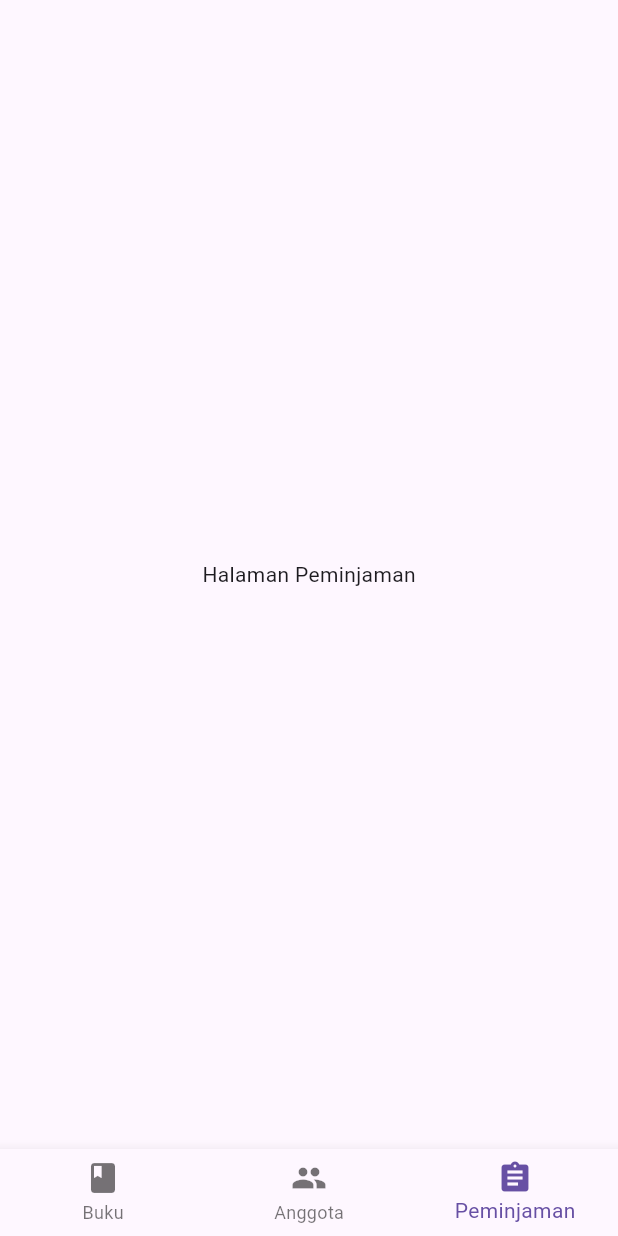
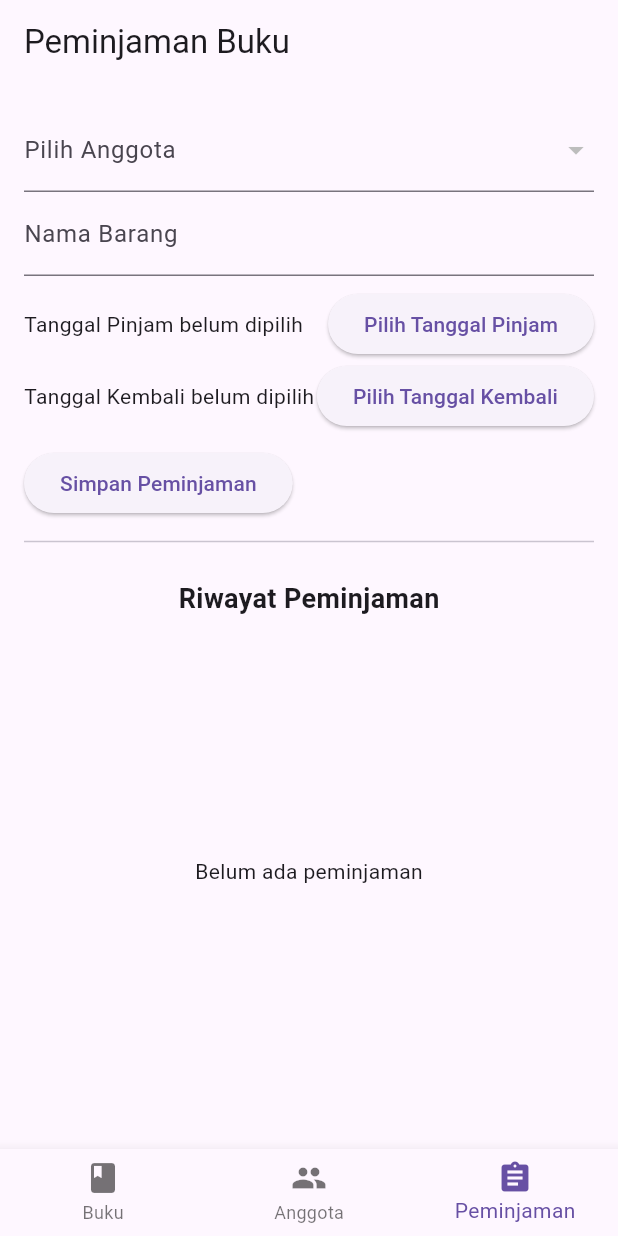
Before and after one commit to mzackyaulya/UasPab2, a Flutter app: the screen it shows after launch, item 3 of the bottom bar chosen, on a phone screen of 412 x 824 dp. Run offline on Flutter 3.47's test engine with Material 3 defaults, Android fonts, the light colour scheme and no system bars; our stand-ins replace cloud_firestore, firebase_core; accounts and stored records are empty.

Commit message:
update peminjaman

```diff
--- a/Perpustakaan/lib/models/peminjaman.dart
+++ b/Perpustakaan/lib/models/peminjaman.dart
@@ -0,0 +1,37 @@
+class Peminjaman {
+  final String id;
+  final String namaAnggota;
+  final String barang;
+  final DateTime tanggalPinjam;
+  final DateTime tanggalKembali;
+
+  Peminjaman({
+    required this.id,
+    required this.namaAnggota,
+    required this.barang,
+    required this.tanggalPinjam,
+    required this.tanggalKembali,
+  });
+
+  // Optional: untuk konversi ke Map (jika ingin disimpan ke database / JSON)
+  Map<String, dynamic> toMap() {
+    return {
+      'id': id,
+      'namaAnggota': namaAnggota,
+      'barang': barang,
+      'tanggalPinjam': tanggalPinjam.toIso8601String(),
+      'tanggalKembali': tanggalKembali.toIso8601String(),
+    };
+  }
+
+  // Optional: untuk konversi dari Map
+  factory Peminjaman.fromMap(Map<String, dynamic> map) {
+    return Peminjaman(
+      id: map['id'],
+      namaAnggota: map['namaAnggota'],
+      barang: map['barang'],
+      tanggalPinjam: DateTime.parse(map['tanggalPinjam']),
+      tanggalKembali: DateTime.parse(map['tanggalKembali']),
+    );
+  }
+}
--- a/Perpustakaan/lib/pages/home_page.dart
+++ b/Perpustakaan/lib/pages/home_page.dart
@@ -14,7 +14,7 @@ class _HomePageState extends State<HomePage> {
   final List<Widget> _pages = [
     BukuPage(),
     AnggotaPage(),
-    PeminjamanPage(),
+    PeminjamanPage(role: 'admin'),
   ];
 
 
--- a/Perpustakaan/lib/pages/peminjaman_page.dart
+++ b/Perpustakaan/lib/pages/peminjaman_page.dart
@@ -1,8 +1,170 @@
 import 'package:flutter/material.dart';
+import 'anggota_page.dart'; // pastikan file anggota_page.dart berisi daftar anggota
 
-class PeminjamanPage extends StatelessWidget {
+class PeminjamanPage extends StatefulWidget {
+  final String role; // "admin" atau "anggota"
+
+  const PeminjamanPage({super.key, required this.role});
+
+  @override
+  State<PeminjamanPage> createState() => _PeminjamanPageState();
+}
+
+class _PeminjamanPageState extends State<PeminjamanPage> {
+  final _formKey = GlobalKey<FormState>();
+  final _barangController = TextEditingController();
+  Anggota? selectedAnggota;
+  DateTime? tanggalPinjam;
+  DateTime? tanggalKembali;
+
+  List<Map<String, dynamic>> riwayatPeminjaman = [];
+
+  void _pilihTanggal(BuildContext context, bool isTanggalPinjam) async {
+    final picked = await showDatePicker(
+      context: context,
+      initialDate: DateTime.now(),
+      firstDate: DateTime(2020),
+      lastDate: DateTime(2100),
+    );
+
+    if (picked != null) {
+      setState(() {
+        if (isTanggalPinjam) {
+          tanggalPinjam = picked;
+        } else {
+          tanggalKembali = picked;
+        }
+      });
+    }
+  }
+
+  void _submitForm() {
+    if (_formKey.currentState!.validate() &&
+        selectedAnggota != null &&
+        tanggalPinjam != null &&
+        tanggalKembali != null) {
+      setState(() {
+        riwayatPeminjaman.add({
+          'anggota': selectedAnggota!.nama,
+          'barang': _barangController.text,
+          'tanggalPinjam': tanggalPinjam,
+          'tanggalKembali': tanggalKembali,
+        });
+        _barangController.clear();
+        selectedAnggota = null;
+        tanggalPinjam = null;
+        tanggalKembali = null;
+      });
+    }
+  }
+
   @override
   Widget build(BuildContext context) {
-    return Center(child: Text("Halaman Peminjaman"));
+    final isAdmin = widget.role == 'admin';
+    final anggotaList = getAnggotaList();
+
+    return Scaffold(
+      appBar: AppBar(title: Text("Peminjaman Buku")),
+      body: Padding(
+        padding: const EdgeInsets.all(16.0),
+        child: Column(
+          children: [
+            if (isAdmin)
+              Form(
+                key: _formKey,
+                child: Column(
+                  crossAxisAlignment: CrossAxisAlignment.start,
+                  children: [
+                    DropdownButtonFormField<Anggota>(
+                      value: selectedAnggota,
+                      decoration: InputDecoration(labelText: 'Pilih Anggota'),
+                      items: anggotaList.map((anggota) {
+                        return DropdownMenuItem(
+                          value: anggota,
+                          child: Text(anggota.nama),
+                        );
+                      }).toList(),
+                      onChanged: (value) {
+                        setState(() {
+                          selectedAnggota = value;
+                        });
+                      },
+                      validator: (value) =>
+                      value == null ? 'Wajib pilih anggota' : null,
+                    ),
+                    TextFormField(
+                      controller: _barangController,
+                      decoration: InputDecoration(labelText: 'Nama Barang'),
+                      validator: (value) =>
+                      value == null || value.isEmpty ? 'Isi nama barang' : null,
+                    ),
+                    const SizedBox(height: 8),
+                    Row(
+                      children: [
+                        Expanded(
+                          child: Text(
+                            tanggalPinjam == null
+                                ? 'Tanggal Pinjam belum dipilih'
+                                : 'Tanggal Pinjam: ${tanggalPinjam!.toLocal()}'.split(' ')[0],
+                          ),
+                        ),
+                        ElevatedButton(
+                          onPressed: () => _pilihTanggal(context, true),
+                          child: Text("Pilih Tanggal Pinjam"),
+                        ),
+                      ],
+                    ),
+                    Row(
+                      children: [
+                        Expanded(
+                          child: Text(
+                            tanggalKembali == null
+                                ? 'Tanggal Kembali belum dipilih'
+                                : 'Tanggal Kembali: ${tanggalKembali!.toLocal()}'.split(' ')[0],
+                          ),
+                        ),
+                        ElevatedButton(
+                          onPressed: () => _pilihTanggal(context, false),
+                          child: Text("Pilih Tanggal Kembali"),
+                        ),
+                      ],
+                    ),
+                    const SizedBox(height: 10),
+                    ElevatedButton(
+                      onPressed: _submitForm,
+                      child: Text("Simpan Peminjaman"),
+                    ),
+                    const Divider(height: 30),
+                  ],
+                ),
+              ),
+            const SizedBox(height: 10),
+            Text(
+              "Riwayat Peminjaman",
+              style: TextStyle(fontSize: 18, fontWeight: FontWeight.bold),
+            ),
+            Expanded(
+              child: riwayatPeminjaman.isEmpty
+                  ? Center(child: Text("Belum ada peminjaman"))
+                  : ListView.builder(
+                itemCount: riwayatPeminjaman.length,
+                itemBuilder: (context, index) {
+                  final item = riwayatPeminjaman[index];
+                  return ListTile(
+                    title: Text(item['barang']),
+                    subtitle: Text(
+                      "Anggota: ${item['anggota']}\n"
+                          "Pinjam: ${item['tanggalPinjam'].toLocal().toString().split(' ')[0]} - "
+                          "Kembali: ${item['tanggalKembali'].toLocal().toString().split(' ')[0]}",
+                    ),
+                    isThreeLine: true,
+                  );
+                },
+              ),
+            ),
+          ],
+        ),
+      ),
+    );
   }
 }
```
